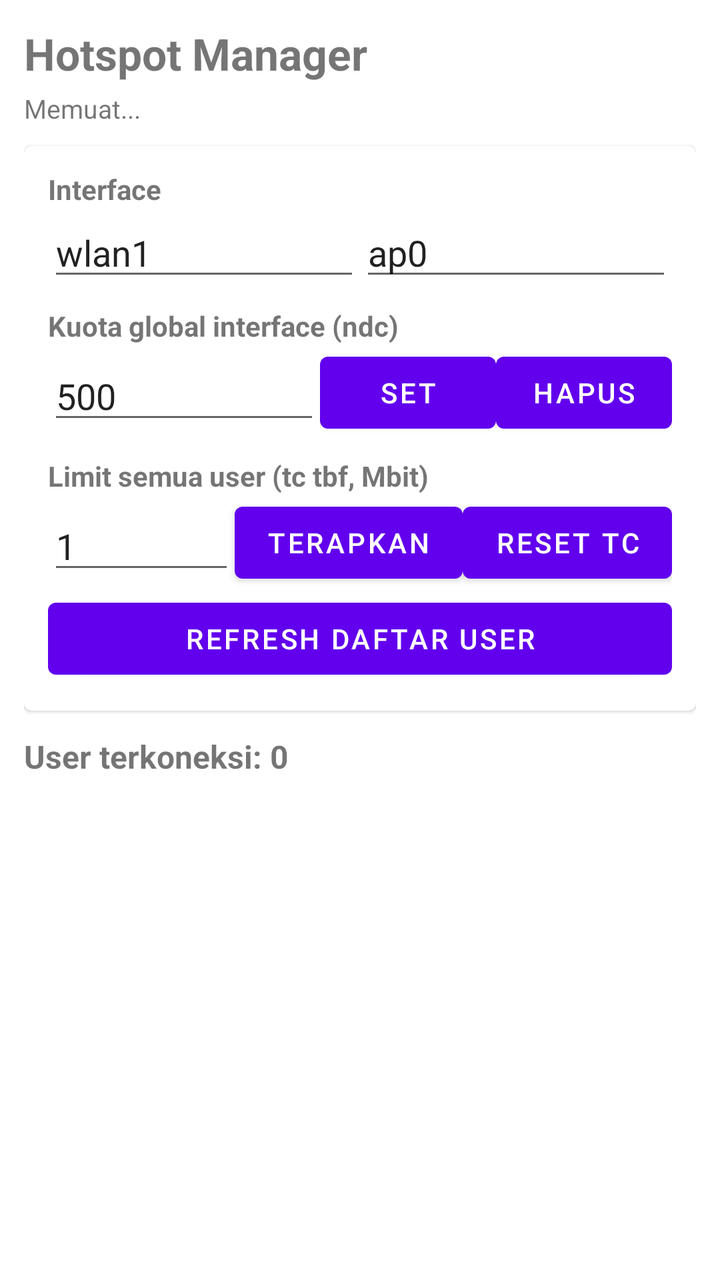
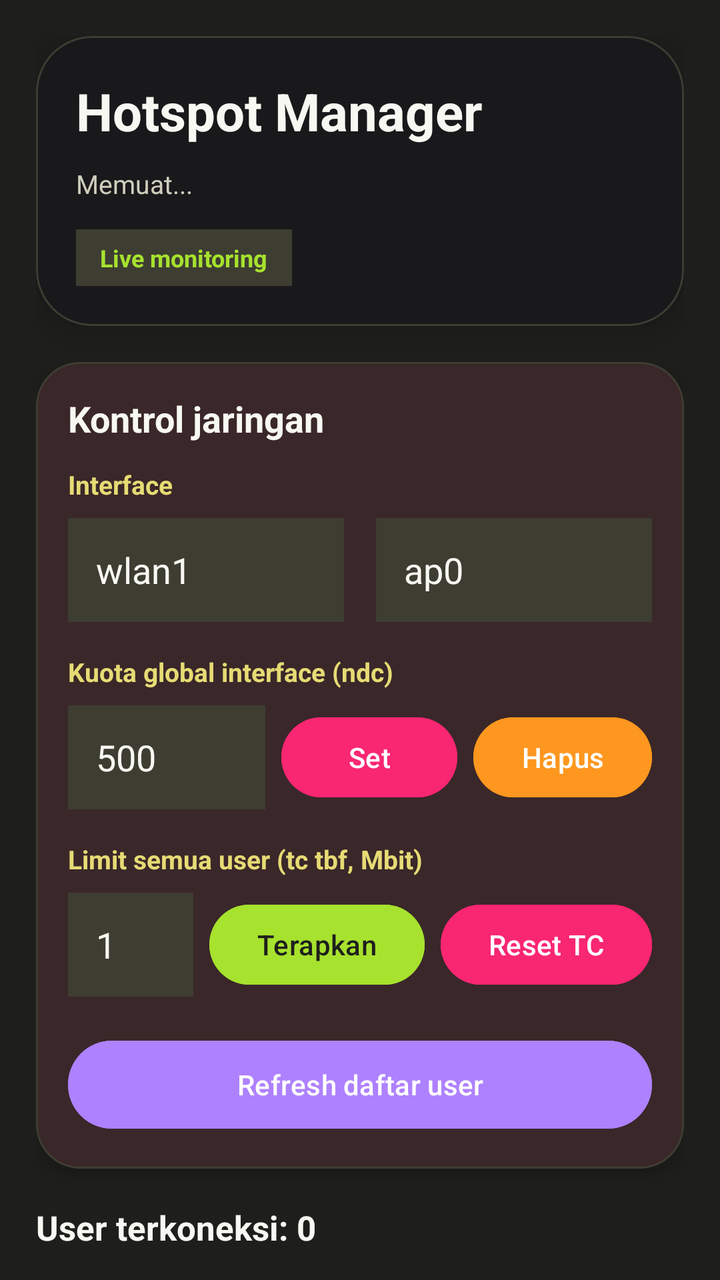

The first picture is an Android layout as it rendered before a commit; the second is the same layout after the commit. The layout source and the unified diff follow.
<!-- AndroidManifest.xml: application theme Theme.HotspotManager -->
<!-- res/layout/activity_main.xml -->
<?xml version="1.0" encoding="utf-8"?>
<androidx.core.widget.NestedScrollView xmlns:android="http://schemas.android.com/apk/res/android"
    android:layout_width="match_parent"
    android:layout_height="match_parent"
    android:fitsSystemWindows="true">

    <LinearLayout
        android:layout_width="match_parent"
        android:layout_height="wrap_content"
        android:orientation="vertical"
        android:padding="12dp">

        <TextView
            android:layout_width="match_parent"
            android:layout_height="wrap_content"
            android:text="Hotspot Manager"
            android:textSize="22sp"
            android:textStyle="bold" />

        <TextView
            android:id="@+id/tvStatus"
            android:layout_width="match_parent"
            android:layout_height="wrap_content"
            android:layout_marginTop="4dp"
            android:text="Memuat..."
            android:textSize="13sp" />

        <com.google.android.material.card.MaterialCardView
            android:layout_width="match_parent"
            android:layout_height="wrap_content"
            android:layout_marginTop="10dp">

            <LinearLayout
                android:layout_width="match_parent"
                android:layout_height="wrap_content"
                android:orientation="vertical"
                android:padding="12dp">

                <TextView
                    android:layout_width="wrap_content"
                    android:layout_height="wrap_content"
                    android:text="Interface"
                    android:textStyle="bold" />

                <LinearLayout
                    android:layout_width="match_parent"
                    android:layout_height="wrap_content"
                    android:orientation="horizontal">

                    <EditText
                        android:id="@+id/etNdc"
                        android:layout_width="0dp"
                        android:layout_height="wrap_content"
                        android:layout_weight="1"
                        android:hint="ndc iface (wlan1)"
                        android:inputType="text"
                        android:text="wlan1" />

                    <EditText
                        android:id="@+id/etTc"
                        android:layout_width="0dp"
                        android:layout_height="wrap_content"
                        android:layout_weight="1"
                        android:hint="tc iface (ap0)"
                        android:inputType="text"
                        android:text="ap0" />
                </LinearLayout>

                <TextView
                    android:layout_width="wrap_content"
                    android:layout_height="wrap_content"
                    android:layout_marginTop="8dp"
                    android:text="Kuota global interface (ndc)"
                    android:textStyle="bold" />

                <LinearLayout
                    android:layout_width="match_parent"
                    android:layout_height="wrap_content"
                    android:gravity="center_vertical"
                    android:orientation="horizontal">

                    <EditText
                        android:id="@+id/etGlobalMb"
                        android:layout_width="0dp"
                        android:layout_height="wrap_content"
                        android:layout_weight="1"
                        android:hint="MB"
                        android:inputType="number"
                        android:text="500" />

                    <Button
                        android:id="@+id/btnSetQuota"
                        android:layout_width="wrap_content"
                        android:layout_height="wrap_content"
                        android:text="Set" />

                    <Button
                        android:id="@+id/btnRemoveQuota"
                        android:layout_width="wrap_content"
                        android:layout_height="wrap_content"
                        android:text="Hapus" />
                </LinearLayout>

                <TextView
                    android:layout_width="wrap_content"
                    android:layout_height="wrap_content"
                    android:layout_marginTop="8dp"
                    android:text="Limit semua user (tc tbf, Mbit)"
                    android:textStyle="bold" />

                <LinearLayout
                    android:layout_width="match_parent"
                    android:layout_height="wrap_content"
                    android:gravity="center_vertical"
                    android:orientation="horizontal">

                    <EditText
                        android:id="@+id/etTbf"
                        android:layout_width="0dp"
                        android:layout_height="wrap_content"
                        android:layout_weight="1"
                        android:hint="Mbit"
                        android:inputType="number"
                        android:text="1" />

                    <Button
                        android:id="@+id/btnTbf"
                        android:layout_width="wrap_content"
                        android:layout_height="wrap_content"
                        android:text="Terapkan" />

                    <Button
                        android:id="@+id/btnClearTc"
                        android:layout_width="wrap_content"
                        android:layout_height="wrap_content"
                        android:text="Reset TC" />
                </LinearLayout>

                <Button
                    android:id="@+id/btnRefresh"
                    android:layout_width="match_parent"
                    android:layout_height="wrap_content"
                    android:text="Refresh daftar user" />
            </LinearLayout>
        </com.google.android.material.card.MaterialCardView>

        <TextView
            android:id="@+id/tvCount"
            android:layout_width="wrap_content"
            android:layout_height="wrap_content"
            android:layout_marginTop="12dp"
            android:text="User terkoneksi: 0"
            android:textSize="16sp"
            android:textStyle="bold" />

        <androidx.recyclerview.widget.RecyclerView
            android:id="@+id/rvUsers"
            android:layout_width="match_parent"
            android:layout_height="wrap_content"
            android:nestedScrollingEnabled="false" />
    </LinearLayout>
</androidx.core.widget.NestedScrollView>
<!-- resources referenced by this layout -->
<resources>
  <style name="Theme.HotspotManager" parent="Theme.MaterialComponents.DayNight.NoActionBar" />
</resources>

<!-- the commit's change to res/layout/activity_main.xml (unified diff, before → after) -->
@@ -1,162 +1,267 @@
 <?xml version="1.0" encoding="utf-8"?>
 <androidx.core.widget.NestedScrollView xmlns:android="http://schemas.android.com/apk/res/android"
+    xmlns:app="http://schemas.android.com/apk/res-auto"
     android:layout_width="match_parent"
     android:layout_height="match_parent"
-    android:fitsSystemWindows="true">
+    android:background="@color/monokai_bg"
+    android:fitsSystemWindows="true"
+    android:fillViewport="true">
 
     <LinearLayout
         android:layout_width="match_parent"
         android:layout_height="wrap_content"
         android:orientation="vertical"
-        android:padding="12dp">
-
-        <TextView
-            android:layout_width="match_parent"
-            android:layout_height="wrap_content"
-            android:text="Hotspot Manager"
-            android:textSize="22sp"
-            android:textStyle="bold" />
-
-        <TextView
-            android:id="@+id/tvStatus"
-            android:layout_width="match_parent"
-            android:layout_height="wrap_content"
-            android:layout_marginTop="4dp"
-            android:text="Memuat..."
-            android:textSize="13sp" />
+        android:padding="18dp">
 
         <com.google.android.material.card.MaterialCardView
             android:layout_width="match_parent"
             android:layout_height="wrap_content"
-            android:layout_marginTop="10dp">
+            app:cardBackgroundColor="@color/monokai_card_header"
+            app:cardCornerRadius="28dp"
+            app:cardElevation="10dp"
+            app:strokeColor="@color/monokai_card_stroke"
+            app:strokeWidth="1dp">
 
             <LinearLayout
                 android:layout_width="match_parent"
                 android:layout_height="wrap_content"
                 android:orientation="vertical"
-                android:padding="12dp">
-
-                <TextView
-                    android:layout_width="wrap_content"
-                    android:layout_height="wrap_content"
+                android:padding="20dp">
+
+                <TextView
+                    android:layout_width="wrap_content"
+                    android:layout_height="wrap_content"
+                    android:text="Hotspot Manager"
+                    android:textColor="@color/monokai_text_primary"
+                    android:textSize="26sp"
+                    android:textStyle="bold" />
+
+                <TextView
+                    android:id="@+id/tvStatus"
+                    android:layout_width="match_parent"
+                    android:layout_height="wrap_content"
+                    android:layout_marginTop="10dp"
+                    android:text="Memuat..."
+                    android:textColor="@color/monokai_text_secondary"
+                    android:textSize="13sp" />
+
+                <LinearLayout
+                    android:layout_width="wrap_content"
+                    android:layout_height="wrap_content"
+                    android:layout_marginTop="14dp"
+                    android:background="@color/monokai_card_stroke"
+                    android:paddingHorizontal="12dp"
+                    android:paddingVertical="6dp">
+
+                    <TextView
+                        android:layout_width="wrap_content"
+                        android:layout_height="wrap_content"
+                        android:text="Live monitoring"
+                        android:textColor="@color/monokai_green"
+                        android:textSize="12sp"
+                        android:textStyle="bold" />
+                </LinearLayout>
+            </LinearLayout>
+        </com.google.android.material.card.MaterialCardView>
+
+        <com.google.android.material.card.MaterialCardView
+            android:layout_width="match_parent"
+            android:layout_height="wrap_content"
+            android:layout_marginTop="18dp"
+            app:cardBackgroundColor="@color/monokai_card"
+            app:cardCornerRadius="22dp"
+            app:cardElevation="4dp"
+            app:strokeColor="@color/monokai_card_stroke"
+            app:strokeWidth="1dp">
+
+            <LinearLayout
+                android:layout_width="match_parent"
+                android:layout_height="wrap_content"
+                android:orientation="vertical"
+                android:padding="16dp">
+
+                <TextView
+                    android:layout_width="wrap_content"
+                    android:layout_height="wrap_content"
+                    android:text="Kontrol jaringan"
+                    android:textColor="@color/monokai_text_primary"
+                    android:textSize="18sp"
+                    android:textStyle="bold" />
+
+                <TextView
+                    android:layout_width="wrap_content"
+                    android:layout_height="wrap_content"
+                    android:layout_marginTop="12dp"
                     android:text="Interface"
-                    android:textStyle="bold" />
-
-                <LinearLayout
-                    android:layout_width="match_parent"
-                    android:layout_height="wrap_content"
+                    android:textColor="@color/monokai_yellow"
+                    android:textSize="13sp"
+                    android:textStyle="bold" />
+
+                <LinearLayout
+                    android:layout_width="match_parent"
+                    android:layout_height="wrap_content"
+                    android:layout_marginTop="8dp"
                     android:orientation="horizontal">
 
                     <EditText
                         android:id="@+id/etNdc"
                         android:layout_width="0dp"
-                        android:layout_height="wrap_content"
-                        android:layout_weight="1"
+                        android:layout_height="52dp"
+                        android:layout_marginEnd="8dp"
+                        android:layout_weight="1"
+                        android:background="@color/monokai_input_bg"
                         android:hint="ndc iface (wlan1)"
                         android:inputType="text"
-                        android:text="wlan1" />
+                        android:paddingHorizontal="14dp"
+                        android:text="wlan1"
+                        android:textColor="@color/monokai_text_primary"
+                        android:textColorHint="@color/monokai_text_muted" />
 
                     <EditText
                         android:id="@+id/etTc"
                         android:layout_width="0dp"
-                        android:layout_height="wrap_content"
-                        android:layout_weight="1"
+                        android:layout_height="52dp"
+                        android:layout_marginStart="8dp"
+                        android:layout_weight="1"
+                        android:background="@color/monokai_input_bg"
                         android:hint="tc iface (ap0)"
                         android:inputType="text"
-                        android:text="ap0" />
-                </LinearLayout>
-
-                <TextView
-                    android:layout_width="wrap_content"
+                        android:paddingHorizontal="14dp"
+                        android:text="ap0"
+                        android:textColor="@color/monokai_text_primary"
+                        android:textColorHint="@color/monokai_text_muted" />
+                </LinearLayout>
+
+                <TextView
+                    android:layout_width="wrap_content"
+                    android:layout_height="wrap_content"
+                    android:layout_marginTop="16dp"
+                    android:text="Kuota global interface (ndc)"
+                    android:textColor="@color/monokai_yellow"
+                    android:textSize="13sp"
+                    android:textStyle="bold" />
+
+                <LinearLayout
+                    android:layout_width="match_parent"
                     android:layout_height="wrap_content"
                     android:layout_marginTop="8dp"
-                    android:text="Kuota global interface (ndc)"
-                    android:textStyle="bold" />
-
-                <LinearLayout
-                    android:layout_width="match_parent"
-                    android:layout_height="wrap_content"
                     android:gravity="center_vertical"
                     android:orientation="horizontal">
 
                     <EditText
                         android:id="@+id/etGlobalMb"
                         android:layout_width="0dp"
-                        android:layout_height="wrap_content"
-                        android:layout_weight="1"
+                        android:layout_height="52dp"
+                        android:layout_weight="1"
+                        android:background="@color/monokai_input_bg"
                         android:hint="MB"
                         android:inputType="number"
-                        android:text="500" />
+                        android:paddingHorizontal="14dp"
+                        android:text="500"
+                        android:textColor="@color/monokai_text_primary"
+                        android:textColorHint="@color/monokai_text_muted" />
 
                     <Button
                         android:id="@+id/btnSetQuota"
                         android:layout_width="wrap_content"
-                        android:layout_height="wrap_content"
-                        android:text="Set" />
+                        android:layout_height="48dp"
+                        android:layout_marginStart="8dp"
+                        android:backgroundTint="@color/monokai_pink"
+                        android:text="Set"
+                        android:textAllCaps="false" />
 
                     <Button
                         android:id="@+id/btnRemoveQuota"
                         android:layout_width="wrap_content"
-                        android:layout_height="wrap_content"
-                        android:text="Hapus" />
-                </LinearLayout>
-
-                <TextView
-                    android:layout_width="wrap_content"
+                        android:layout_height="48dp"
+                        android:layout_marginStart="8dp"
+                        android:backgroundTint="@color/monokai_orange"
+                        android:text="Hapus"
+                        android:textAllCaps="false" />
+                </LinearLayout>
+
+                <TextView
+                    android:layout_width="wrap_content"
+                    android:layout_height="wrap_content"
+                    android:layout_marginTop="16dp"
+                    android:text="Limit semua user (tc tbf, Mbit)"
+                    android:textColor="@color/monokai_yellow"
+                    android:textSize="13sp"
+                    android:textStyle="bold" />
+
+                <LinearLayout
+                    android:layout_width="match_parent"
                     android:layout_height="wrap_content"
                     android:layout_marginTop="8dp"
-                    android:text="Limit semua user (tc tbf, Mbit)"
-                    android:textStyle="bold" />
-
-                <LinearLayout
-                    android:layout_width="match_parent"
-                    android:layout_height="wrap_content"
                     android:gravity="center_vertical"
                     android:orientation="horizontal">
 
                     <EditText
                         android:id="@+id/etTbf"
                         android:layout_width="0dp"
-                        android:layout_height="wrap_content"
-                        android:layout_weight="1"
+                        android:layout_height="52dp"
+                        android:layout_weight="1"
+                        android:background="@color/monokai_input_bg"
                         android:hint="Mbit"
                         android:inputType="number"
-                        android:text="1" />
+                        android:paddingHorizontal="14dp"
+                        android:text="1"
+                        android:textColor="@color/monokai_text_primary"
+                        android:textColorHint="@color/monokai_text_muted" />
 
                     <Button
                         android:id="@+id/btnTbf"
                         android:layout_width="wrap_content"
-                        android:layout_height="wrap_content"
-                        android:text="Terapkan" />
+                        android:layout_height="48dp"
+                        android:layout_marginStart="8dp"
+                        android:backgroundTint="@color/monokai_green"
+                        android:text="Terapkan"
+                        android:textAllCaps="false"
+                        android:textColor="#1E1F1C" />
 
                     <Button
                         android:id="@+id/btnClearTc"
                         android:layout_width="wrap_content"
-                        android:layout_height="wrap_content"
-                        android:text="Reset TC" />
+                        android:layout_height="48dp"
+                        android:layout_marginStart="8dp"
+                        android:backgroundTint="@color/monokai_pink"
+                        android:text="Reset TC"
+                        android:textAllCaps="false" />
                 </LinearLayout>
 
                 <Button
                     android:id="@+id/btnRefresh"
                     android:layout_width="match_parent"
-                    android:layout_height="wrap_content"
-                    android:text="Refresh daftar user" />
+                    android:layout_height="52dp"
+                    android:layout_marginTop="18dp"
+                    android:backgroundTint="@color/monokai_purple"
+                    android:text="Refresh daftar user"
+                    android:textAllCaps="false" />
             </LinearLayout>
         </com.google.android.material.card.MaterialCardView>
 
-        <TextView
-            android:id="@+id/tvCount"
-            android:layout_width="wrap_content"
-            android:layout_height="wrap_content"
-            android:layout_marginTop="12dp"
-            android:text="User terkoneksi: 0"
-            android:textSize="16sp"
-            android:textStyle="bold" />
+        <LinearLayout
+            android:layout_width="match_parent"
+            android:layout_height="wrap_content"
+            android:layout_marginTop="18dp"
+            android:gravity="center_vertical"
+            android:orientation="horizontal">
+
+            <TextView
+                android:id="@+id/tvCount"
+                android:layout_width="wrap_content"
+                android:layout_height="wrap_content"
+                android:text="User terkoneksi: 0"
+                android:textColor="@color/monokai_text_primary"
+                android:textSize="17sp"
+                android:textStyle="bold" />
+        </LinearLayout>
 
         <androidx.recyclerview.widget.RecyclerView
             android:id="@+id/rvUsers"
             android:layout_width="match_parent"
             android:layout_height="wrap_content"
+            android:layout_marginTop="10dp"
             android:nestedScrollingEnabled="false" />
     </LinearLayout>
 </androidx.core.widget.NestedScrollView>
<!-- resource entries referenced after the edit -->
@@ -1,5 +1,26 @@
 <!-- resources referenced by this layout -->
 <resources>
-  <style name="Theme.HotspotManager" parent="Theme.MaterialComponents.DayNight.NoActionBar" />
+  <color name="monokai_bg">#1E1F1C</color>
+  <color name="monokai_card">#272822</color>
+  <color name="monokai_card_header">#19181A</color>
+  <color name="monokai_card_stroke">#3E3D32</color>
+  <color name="monokai_green">#A6E22E</color>
+  <color name="monokai_input_bg">#3E3D32</color>
+  <color name="monokai_orange">#FD971F</color>
+  <color name="monokai_pink">#F92672</color>
+  <color name="monokai_purple">#AE81FF</color>
+  <color name="monokai_text_muted">#75715E</color>
+  <color name="monokai_text_primary">#F8F8F2</color>
+  <color name="monokai_text_secondary">#CFCEBE</color>
+  <color name="monokai_yellow">#E6DB74</color>
+  <style name="Theme.HotspotManager" parent="Theme.Material3.DayNight.NoActionBar">
+          <item name="colorPrimary">@color/monokai_pink</item>
+          <item name="colorOnPrimary">#FFFFFF</item>
+          <item name="colorSecondary">@color/monokai_green</item>
+          <item name="colorSurface">@color/monokai_card</item>
+          <item name="android:windowBackground">@color/monokai_bg</item>
+          <item name="android:statusBarColor">@color/monokai_card_header</item>
+          <item name="android:navigationBarColor">@color/monokai_bg</item>
+      </style>
 </resources>
 
